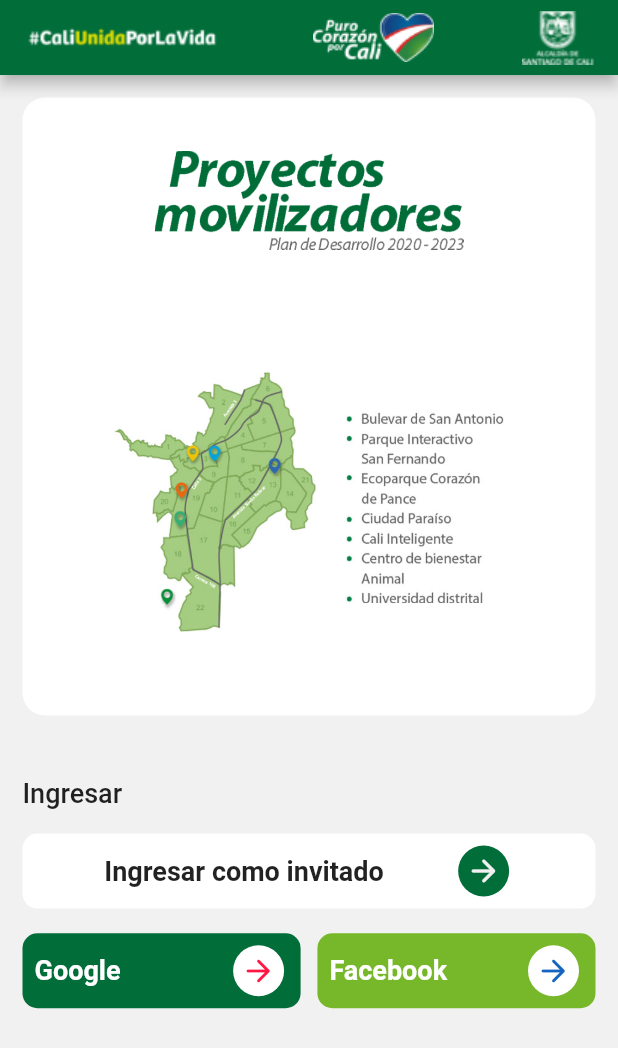
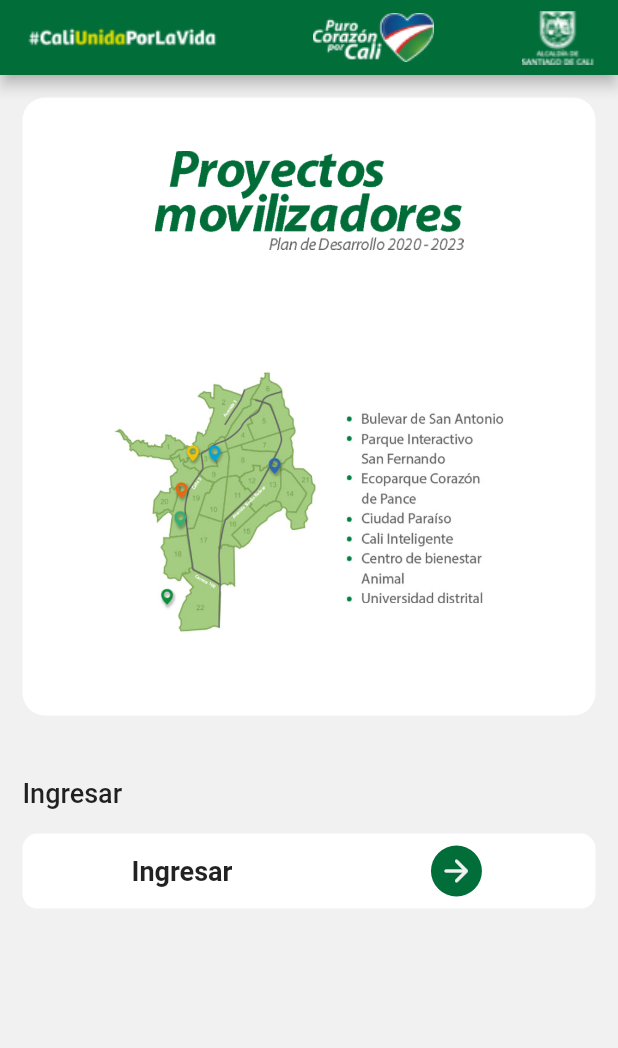
Before and after one commit to Adomi-Delivery/walksoft-alcaldia-cali-flutter, a Flutter app: the screen it shows after launch, on a phone screen of 412 x 824 dp. Shown: the top 1048 px of the screen. Run offline on Flutter 3.47's test engine with Material 2 defaults, Android fonts, the phone set to English and light mode, and no system bars; our stand-ins replace carousel_slider, dio, flutter_svg, google_maps_flutter, table_calendar and 1 more; missing offline and left inert: dart:ffi; network calls fail.

Commit message:
some fix

```diff
--- a/lib/src/pages/atoms/custom_cards_widgets.dart
+++ b/lib/src/pages/atoms/custom_cards_widgets.dart
@@ -329,7 +329,8 @@
         ],
       ),
       SizedBox(height: 5),
-      Row(
+      project.costs == null
+          ? Row(
               mainAxisAlignment: MainAxisAlignment.start,
               crossAxisAlignment: CrossAxisAlignment.start,
               children: [
@@ -339,7 +340,8 @@
                 ),
                 Text('${formatCurrency(number: double.parse(project.costs!))}'),
               ],
-      ),
+            )
+          : SizedBox(),
     ],
   );
 }
--- a/lib/src/pages/widgets/login_page.dart
+++ b/lib/src/pages/widgets/login_page.dart
@@ -64,11 +64,11 @@
                 child: Padding(
                   padding: const EdgeInsets.all(8.0),
                   child: Row(
-                    mainAxisAlignment: MainAxisAlignment.spaceEvenly,
+                    mainAxisAlignment: MainAxisAlignment.spaceAround,
                     mainAxisSize: MainAxisSize.max,
                     children: [
                       Text(
-                        'Ingresar como invitado',
+                        'Ingresar',
                         style: TextStyle(
                           fontSize: 18,
                           color: Colors.black87,
@@ -90,75 +90,75 @@
             SizedBox(
               height: size.height * 0.02,
             ),
-            Row(
-              mainAxisAlignment: MainAxisAlignment.spaceBetween,
-              children: [
-                Container(
-                  width: size.width * 0.45,
-                  height: 50,
-                  decoration: BoxDecoration(
-                    borderRadius: BorderRadius.circular(10),
-                    color: verdePrincipal,
-                  ),
-                  child: Padding(
-                    padding: const EdgeInsets.all(8.0),
-                    child: Row(
-                      mainAxisAlignment: MainAxisAlignment.spaceBetween,
-                      mainAxisSize: MainAxisSize.max,
-                      children: [
-                        Text(
-                          'Google',
-                          style: TextStyle(
-                            fontSize: 18,
-                            color: blanco,
-                            fontWeight: FontWeight.w700,
-                          ),
-                        ),
-                        CircleAvatar(
-                          backgroundColor: blanco,
-                          child: Icon(
-                            Icons.arrow_forward_rounded,
-                            color: Colors.redAccent.shade400,
-                          ),
-                        )
-                      ],
-                    ),
-                  ),
-                ),
-                Container(
-                  width: size.width * 0.45,
-                  height: 50,
-                  decoration: BoxDecoration(
-                    borderRadius: BorderRadius.circular(10),
-                    color: verdeIconosBottom,
-                  ),
-                  child: Padding(
-                    padding: const EdgeInsets.all(8.0),
-                    child: Row(
-                      mainAxisAlignment: MainAxisAlignment.spaceBetween,
-                      mainAxisSize: MainAxisSize.max,
-                      children: [
-                        Text(
-                          'Facebook',
-                          style: TextStyle(
-                            fontSize: 18,
-                            color: Colors.white,
-                            fontWeight: FontWeight.w700,
-                          ),
-                        ),
-                        CircleAvatar(
-                          backgroundColor: blanco,
-                          child: Icon(
-                            Icons.arrow_forward_rounded,
-                            color: Colors.blue.shade800,
-                          ),
-                        )
-                      ],
-                    ),
-                  ),
-                ),
-              ],
-            )
+            // Row(
+            //   mainAxisAlignment: MainAxisAlignment.spaceBetween,
+            //   children: [
+            //     Container(
+            //       width: size.width * 0.45,
+            //       height: 50,
+            //       decoration: BoxDecoration(
+            //         borderRadius: BorderRadius.circular(10),
+            //         color: verdePrincipal,
+            //       ),
+            //       child: Padding(
+            //         padding: const EdgeInsets.all(8.0),
+            //         child: Row(
+            //           mainAxisAlignment: MainAxisAlignment.spaceBetween,
+            //           mainAxisSize: MainAxisSize.max,
+            //           children: [
+            //             Text(
+            //               'Google',
+            //               style: TextStyle(
+            //                 fontSize: 18,
+            //                 color: blanco,
+            //                 fontWeight: FontWeight.w700,
+            //               ),
+            //             ),
+            //             CircleAvatar(
+            //               backgroundColor: blanco,
+            //               child: Icon(
+            //                 Icons.arrow_forward_rounded,
+            //                 color: Colors.redAccent.shade400,
+            //               ),
+            //             )
+            //           ],
+            //         ),
+            //       ),
+            //     ),
+            //     Container(
+            //       width: size.width * 0.45,
+            //       height: 50,
+            //       decoration: BoxDecoration(
+            //         borderRadius: BorderRadius.circular(10),
+            //         color: verdeIconosBottom,
+            //       ),
+            //       child: Padding(
+            //         padding: const EdgeInsets.all(8.0),
+            //         child: Row(
+            //           mainAxisAlignment: MainAxisAlignment.spaceBetween,
+            //           mainAxisSize: MainAxisSize.max,
+            //           children: [
+            //             Text(
+            //               'Facebook',
+            //               style: TextStyle(
+            //                 fontSize: 18,
+            //                 color: Colors.white,
+            //                 fontWeight: FontWeight.w700,
+            //               ),
+            //             ),
+            //             CircleAvatar(
+            //               backgroundColor: blanco,
+            //               child: Icon(
+            //                 Icons.arrow_forward_rounded,
+            //                 color: Colors.blue.shade800,
+            //               ),
+            //             )
+            //           ],
+            //         ),
+            //       ),
+            //     ),
+            //   ],
+            // )
           ],
         ),
       ),
--- a/lib/src/pages/widgets/projects/info_project_page.dart
+++ b/lib/src/pages/widgets/projects/info_project_page.dart
@@ -158,7 +158,7 @@
             ),
             child: Center(
               child: Text(
-                'El proyecto',
+                project!.type != 'PROGRAM' ? 'El proyecto' : 'El Programa',
                 style:
                     TextStyle(fontWeight: FontWeight.bold, color: Colors.white),
               ),
@@ -215,12 +215,16 @@
           SizedBox(height: 25),
           crearTexto("¿Qué es?", project!.description),
           SizedBox(height: 20),
-          crearTexto("Ubicación", project!.location),
+          project!.location == null
+              ? crearTexto("Ubicación", project!.location)
+              : SizedBox(),
           SizedBox(height: 20),
-          crearTexto(
-              "Costos",
-              formatCurrency(number: double.parse(project!.costs!)) +
-                  " es la inversión proyectada"),
+          project!.costs == null
+              ? crearTexto(
+                  "Costos",
+                  formatCurrency(number: double.parse(project!.costs!)) +
+                      " es la inversión proyectada")
+              : SizedBox(),
           SizedBox(height: 20),
           // crearTextoLista("Componentes", project!.components!),
           SizedBox(height: 20),
```
Lines whose indentation alone changed are shown as unchanged.
